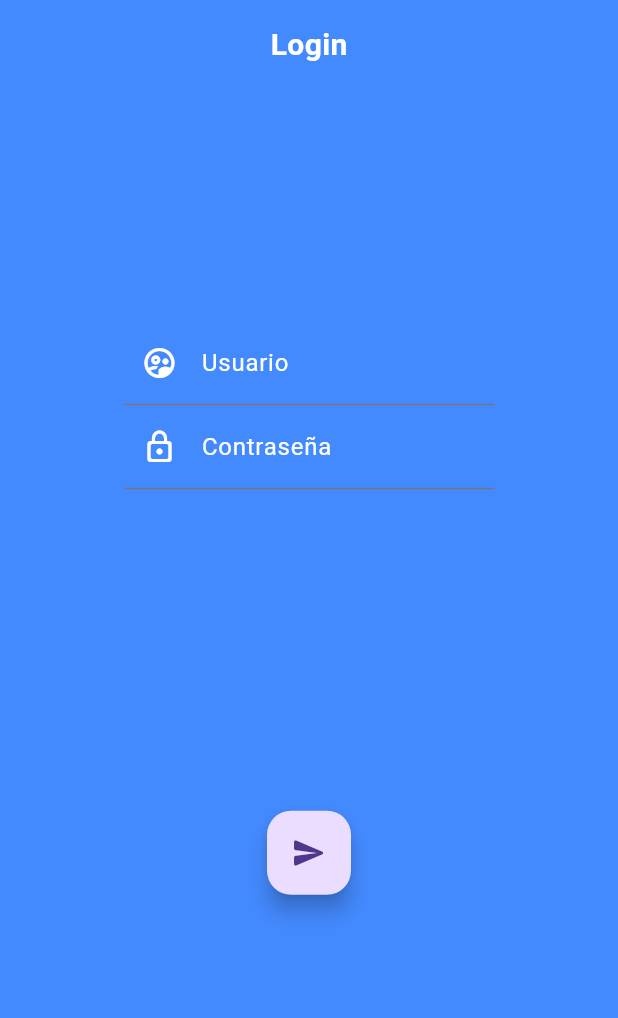
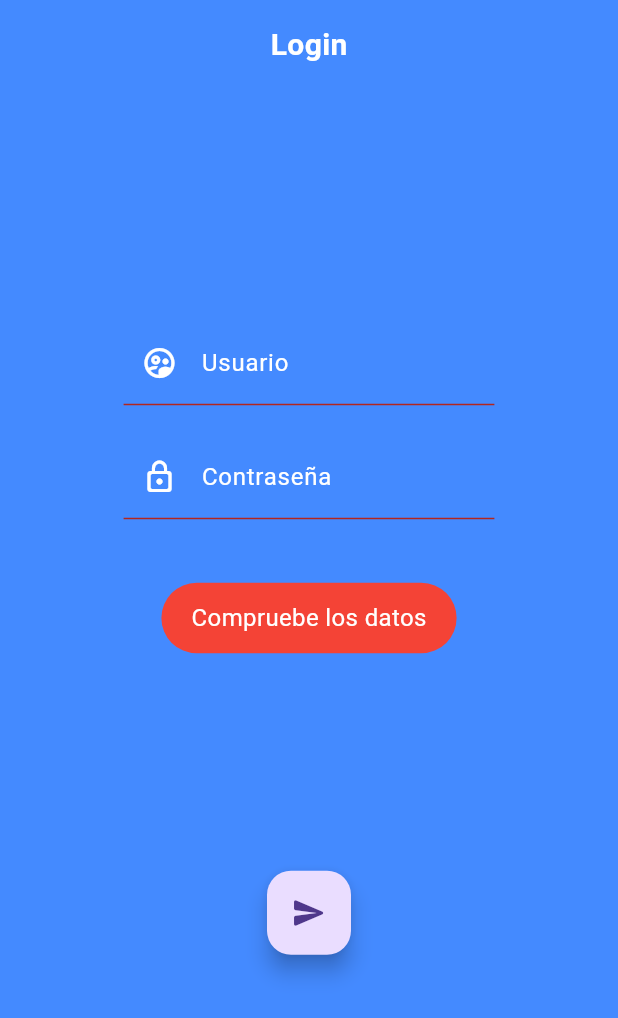
Before and after one commit to agavmu/prueba_flutter, a Flutter app: the screen it shows after launch, after a tap on the "send" icon, on a phone screen of 412 x 824 dp. Shown: the top 1018 px of the screen. Run offline on Flutter 3.47's test engine with Material 2 defaults, Android fonts, the phone set to English and light mode, and no system bars; our stand-ins replace fluttertoast, sqflite_common_ffi; accounts and stored records are empty.

Commit message:
Correcciones paginas

```diff
--- a/lib/main.dart
+++ b/lib/main.dart
@@ -18,6 +18,7 @@ class MainApp extends StatelessWidget {
       initialRoute: 'login',
       routes: {
         'login': (_) => const LoginFormScreen(),
+        'home': (_) => const HomeScreen(),
       },
     );
   }
--- /dev/null
+++ b/lib/models/models.dart
@@ -0,0 +1,2 @@
+export 'package:prueba/models/users.dart';
+export 'package:prueba/models/vendedor.dart';
--- a/lib/models/users.dart
+++ b/lib/models/users.dart
@@ -1,11 +1,11 @@
 class User {
-  final String usuario;
+  final String code;
   final String password;
   final String? empresa;
 
-  User({required this.usuario, required this.password, this.empresa});
+  User({required this.code, required this.password, this.empresa});
 
   Map<String, dynamic> toMap() {
-    return {'usuario': usuario, 'password': password, 'empresa': empresa};
+    return {'usuario': code, 'password': password, 'empresa': empresa};
   }
 }
--- /dev/null
+++ b/lib/models/vendedor.dart
@@ -0,0 +1,11 @@
+class Seller {
+  final String usuario;
+  final String empresa;
+  final String? portafolio;
+
+  Seller({required this.usuario, required this.empresa, this.portafolio});
+
+  Map<String, dynamic> toMap() {
+    return {'nombre': usuario, 'empresa': empresa, 'portafolio': portafolio};
+  }
+}
--- a/lib/screens/login_screen.dart
+++ b/lib/screens/login_screen.dart
@@ -1,4 +1,7 @@
 import 'package:flutter/material.dart';
+import 'package:fluttertoast/fluttertoast.dart';
+import 'package:prueba/db/db_helper.dart';
+import 'package:prueba/models/users.dart';
 
 import '../widgets/custom_appbar.dart';
 
@@ -11,13 +14,43 @@ class LoginFormScreen extends StatefulWidget {
 
 class _LoginFormScreenState extends State<LoginFormScreen> {
   final formKey = GlobalKey<FormState>();
-  final _usuarioController = TextEditingController();
-  final _passwordController = TextEditingController();
+  TextEditingController usuarioController = TextEditingController();
+  TextEditingController passwordController = TextEditingController();
+
+  @override
+  void initState() {
+    usuarioController;
+    passwordController;
+    DbHelper().initDB();
+    super.initState();
+  }
+
+  Future<void> login(User user) async {
+    final successLogin = await DbHelper().validLogin(user);
+
+    if (successLogin) {
+      Fluttertoast.showToast(
+          msg: "Bienvenido",
+          toastLength: Toast.LENGTH_SHORT,
+          gravity: ToastGravity.CENTER,
+          timeInSecForIosWeb: 1,
+          backgroundColor: Colors.green,
+          textColor: Colors.white,
+          fontSize: 16.0);
+      // navigator;
+    } else {
+      const AlertDialog(
+        title: Text('Datos incorrectos'),
+      );
+      return;
+    }
+  }
 
   @override
   void dispose() {
-    _usuarioController.dispose();
-    _passwordController.dispose();
+    usuarioController.dispose();
+    passwordController.dispose();
+    DbHelper().initDB();
     super.dispose();
   }
 
@@ -25,26 +58,33 @@ class _LoginFormScreenState extends State<LoginFormScreen> {
   Widget build(BuildContext context) {
     final mediaHeight = MediaQuery.of(context).size.height;
     final mediaWidth = MediaQuery.of(context).size.width;
+
     return Scaffold(
       extendBodyBehindAppBar: true,
       appBar: const CustomAppbar(
           title: 'Login',
-      ),
+          style: TextStyle(
+            fontWeight: FontWeight.bold,
+            fontSize: 20,
+            color: Colors.white,
+          )),
       body: Container(
         height: mediaHeight,
         width: mediaWidth,
         decoration: BoxDecoration(color: Colors.blueAccent.shade200),
         child: Form(
           key: formKey,
+          child: SingleChildScrollView(
             child: Column(
               children: [
                 Container(
                   padding: EdgeInsets.symmetric(
-                    vertical: mediaHeight * 0.26, horizontal: mediaWidth * 0.2),
+                      vertical: mediaHeight * 0.26,
+                      horizontal: mediaWidth * 0.2),
                   child: Column(
                     children: [
                       TextFormField(
-                      controller: _usuarioController,
+                        controller: usuarioController,
                         style: const TextStyle(color: Colors.white),
                         autocorrect: false,
                         decoration: const InputDecoration(
@@ -55,11 +95,13 @@ class _LoginFormScreenState extends State<LoginFormScreen> {
                             prefixIcon:
                                 Icon(Icons.supervised_user_circle_outlined)),
                         validator: (value) {
-                        return (value != null && value.length >= 4) ? null : '';
+                          return (value != null && value.length >= 4)
+                              ? null
+                              : '';
                         },
                       ),
                       TextFormField(
-                      controller: _passwordController,
+                        controller: passwordController,
                         obscureText: true,
                         obscuringCharacter: '*',
                         style: const TextStyle(color: Colors.white),
@@ -71,15 +113,38 @@ class _LoginFormScreenState extends State<LoginFormScreen> {
                             labelText: 'Contraseña',
                             prefixIcon: Icon(Icons.lock_outline_rounded)),
                         validator: (value) {
-                        return (value != null && value.length >= 4) ? null : '';
+                          return (value != null && value.isNotEmpty)
+                              ? null
+                              : '';
                         },
                       ),
                     ],
                   ),
                 ),
                 FloatingActionButton(
-                  child: const Icon(Icons.send_rounded), onPressed: () {}),
+                  child: const Icon(Icons.send_rounded),
+                  onPressed: () async {
+                    if (formKey.currentState!.validate()) {
+                      login(User(
+                          code: usuarioController.text,
+                          password: passwordController.text));
+                      //enviar al usuario a la pagina inicial
+                    } else {
+                      //detener y pedir nuevamente los datos
+                      Fluttertoast.showToast(
+                          msg: "Compruebe los datos",
+                          toastLength: Toast.LENGTH_SHORT,
+                          gravity: ToastGravity.CENTER,
+                          timeInSecForIosWeb: 1,
+                          backgroundColor: Colors.red,
+                          textColor: Colors.white,
+                          fontSize: 16.0);
+                    }
+                    setState(() {});
+                  },
+                ),
               ],
+            ),
           ),
         ),
       ),
--- a/lib/screens/screens.dart
+++ b/lib/screens/screens.dart
@@ -1 +1,2 @@
 export '../screens/login_screen.dart';
+export '../screens/home_screen.dart';
--- a/lib/widgets/custom_appbar.dart
+++ b/lib/widgets/custom_appbar.dart
@@ -2,9 +2,14 @@ import 'package:flutter/material.dart';
 
 class CustomAppbar extends StatelessWidget implements PreferredSizeWidget {
   const CustomAppbar(
-      {super.key, required this.title, this.leading, this.titleWidget});
+      {super.key,
+      required this.title,
+      this.leading,
+      this.titleWidget,
+      this.style});
 
   final String title;
+  final TextStyle? style;
   final Widget? leading;
   final Widget? titleWidget;
 
@@ -17,13 +22,7 @@ class CustomAppbar extends StatelessWidget implements PreferredSizeWidget {
         children: [
           Positioned.fill(
               child: titleWidget == null
-                  ? Center(
-                      child: Text(title,
-                          style: const TextStyle(
-                            fontWeight: FontWeight.bold,
-                            fontSize: 20,
-                            color: Colors.white,
-                          )))
+                  ? Center(child: Text(title, style: style))
                   : Center(
                       child: titleWidget,
                     ))
--- a/pubspec.yaml
+++ b/pubspec.yaml
@@ -9,6 +9,8 @@ environment:
 dependencies:
   flutter:
     sdk: flutter
+  fluttertoast: ^8.2.2
+  json_annotation: ^4.8.1
   path: null
   provider: ^6.0.3
   sqflite: ^2.3.0
@@ -18,6 +20,8 @@ dev_dependencies:
   flutter_test:
     sdk: flutter
   flutter_lints: ^2.0.0
+  build_runner: ^2.4.6
+  json_serializable: ^6.7.1
 
 flutter:
   uses-material-design: true
```
Also changed, not shown: lib/db/db_helper.dart (+27 -16 lines), lib/screens/home_screen.dart (added, +32 -0 lines), pubspec.lock, 2 other files. Lines whose indentation alone changed are shown as unchanged.
